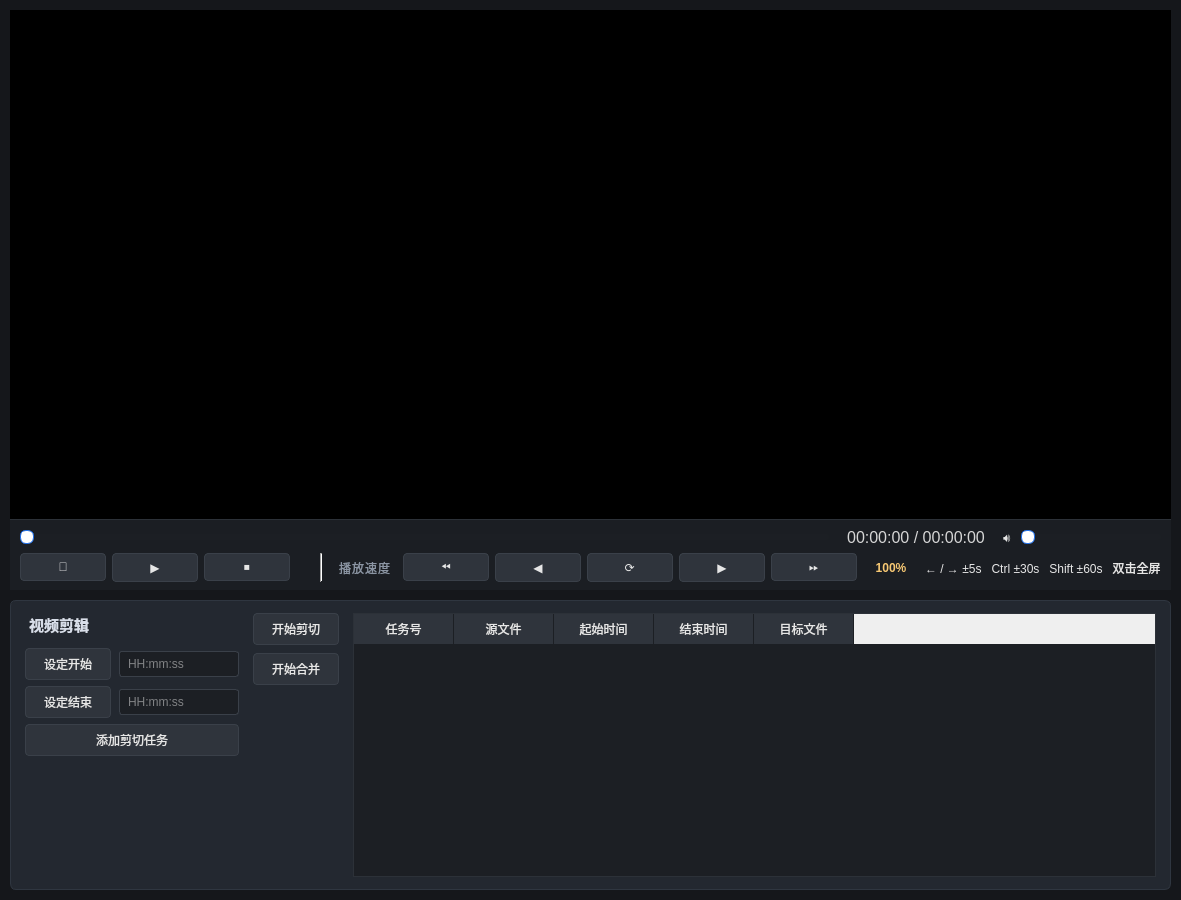
Old version of the form hb-cut-player/XAVIPlayer.ui in the repository hbstream/hb-cut-player.
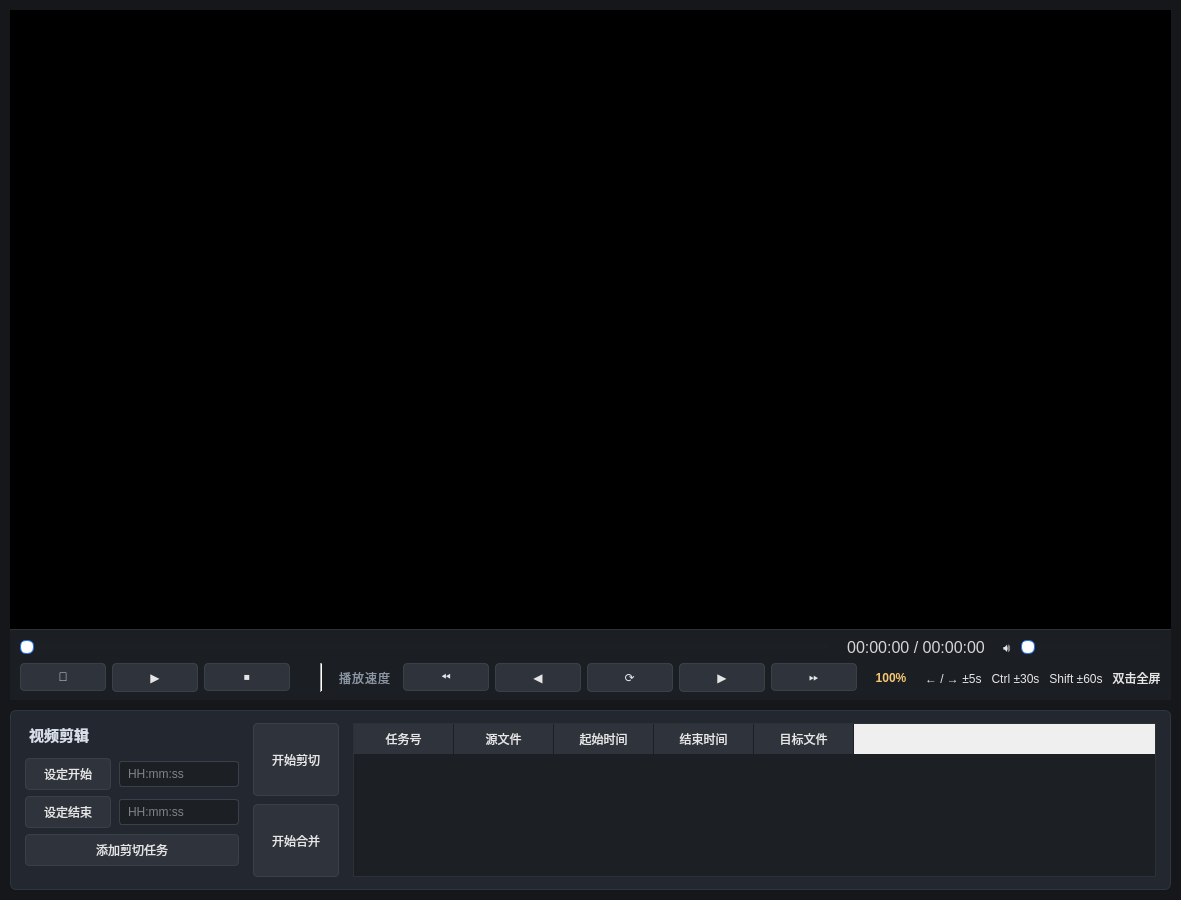
New version of the form.

Commit message:
ui(player): 收紧剪辑面板高度，让两个动作按钮顶满到底部
- workCard 限制 maximumHeight=180，剪辑面板只包住"添加剪切任务"高度
- 在"添加剪切任务"下方加 Expanding 垂直 spacer，把表单钉到顶部
- 开始剪切 / 开始合并：垂直 sizePolicy 改为 Expanding 并且 verstretch 相等，
  两个按钮高度一致并一直延伸到剪辑面板底部
- tableCutTask 取消 minimumHeight，改为 Preferred 垂直，跟随面板高度
- README 同步：补“输出文件命名规则”小节，删掉已经实现的“合并”TODO

Diff of the .ui file:
```diff
--- a/hb-cut-player/XAVIPlayer.ui
+++ b/hb-cut-player/XAVIPlayer.ui
@@ -223,9 +223,9 @@
     <item>
      <widget class="QFrame" name="playerCard">
       <property name="sizePolicy">
-       <sizepolicy hsizetype="Preferred" vsizetype="Preferred">
+       <sizepolicy hsizetype="Preferred" vsizetype="Expanding">
         <horstretch>0</horstretch>
-        <verstretch>2</verstretch>
+        <verstretch>10</verstretch>
        </sizepolicy>
       </property>
       <property name="frameShape">
@@ -524,11 +524,14 @@
     <item>
      <widget class="QFrame" name="workCard">
       <property name="sizePolicy">
-       <sizepolicy hsizetype="Expanding" vsizetype="Preferred">
+       <sizepolicy hsizetype="Expanding" vsizetype="Maximum">
         <horstretch>0</horstretch>
-        <verstretch>1</verstretch>
+        <verstretch>0</verstretch>
        </sizepolicy>
       </property>
+      <property name="maximumSize">
+       <size><width>16777215</width><height>180</height></size>
+      </property>
       <property name="frameShape">
        <enum>QFrame::NoFrame</enum>
       </property>
@@ -598,8 +601,9 @@
          <item>
           <spacer name="cutFormSpacer">
            <property name="orientation"><enum>Qt::Vertical</enum></property>
+           <property name="sizeType"><enum>QSizePolicy::Expanding</enum></property>
            <property name="sizeHint" stdset="0">
-            <size><width>20</width><height>1</height></size>
+            <size><width>20</width><height>0</height></size>
            </property>
           </spacer>
          </item>
@@ -616,6 +620,12 @@
            <property name="text">
             <string>开始剪切</string>
            </property>
+           <property name="sizePolicy">
+            <sizepolicy hsizetype="Preferred" vsizetype="Expanding">
+             <horstretch>0</horstretch>
+             <verstretch>1</verstretch>
+            </sizepolicy>
+           </property>
            <property name="minimumSize">
             <size><width>110</width><height>0</height></size>
            </property>
@@ -629,25 +639,23 @@
            <property name="text">
             <string>开始合并</string>
            </property>
+           <property name="sizePolicy">
+            <sizepolicy hsizetype="Preferred" vsizetype="Expanding">
+             <horstretch>0</horstretch>
+             <verstretch>1</verstretch>
+            </sizepolicy>
+           </property>
            <property name="toolTip">
             <string>把已经剪好的片段按列表顺序合并成 &lt;源文件名&gt;_new.mp4</string>
            </property>
           </widget>
          </item>
-         <item>
-          <spacer name="cutActionSpacer">
-           <property name="orientation"><enum>Qt::Vertical</enum></property>
-           <property name="sizeHint" stdset="0">
-            <size><width>20</width><height>1</height></size>
-           </property>
-          </spacer>
-         </item>
         </layout>
        </item>
        <item>
         <widget class="QTableWidget" name="tableCutTask">
          <property name="sizePolicy">
-          <sizepolicy hsizetype="Expanding" vsizetype="Expanding">
+          <sizepolicy hsizetype="Expanding" vsizetype="Preferred">
            <horstretch>1</horstretch>
            <verstretch>0</verstretch>
           </sizepolicy>
```
Left out of the diff: 2 changed lines with no effect on the pictures. The commit also changes 2 other files.
